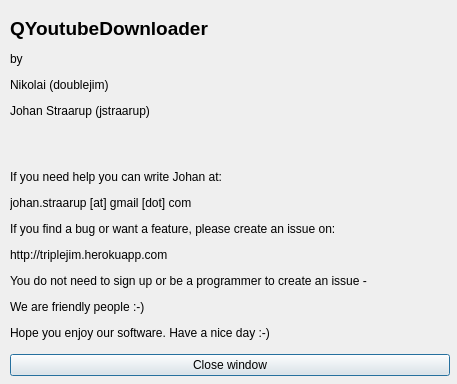
This is aboutwindow.ui in doublejim/QYoutubeDownloader as Qt 5 draws it before an edit. The edited form follows.
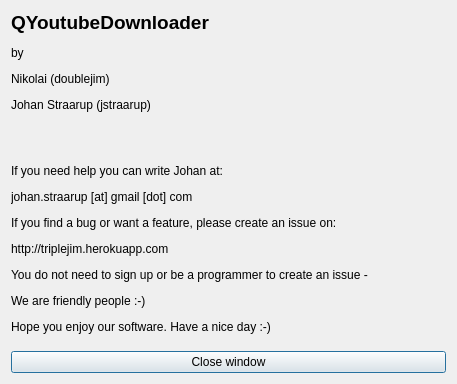
This is the edited form.

Commit message: Settings window layout now looks good when resizing. Saves and restores its size as well. Also fixed the other windows.

```diff
--- a/aboutwindow.ui
+++ b/aboutwindow.ui
@@ -19,15 +19,6 @@
   <property name="windowTitle">
    <string>About</string>
   </property>
-  <widget class="QWidget" name="verticalLayoutWidget">
-   <property name="geometry">
-    <rect>
-     <x>10</x>
-     <y>10</y>
-     <width>440</width>
-     <height>366</height>
-    </rect>
-   </property>
    <layout class="QVBoxLayout" name="verticalLayout">
     <item>
      <widget class="QLabel" name="label">
@@ -39,6 +30,19 @@
       </property>
      </widget>
     </item>
+   <item>
+    <spacer name="verticalSpacer">
+     <property name="orientation">
+      <enum>Qt::Vertical</enum>
+     </property>
+     <property name="sizeHint" stdset="0">
+      <size>
+       <width>20</width>
+       <height>17</height>
+      </size>
+     </property>
+    </spacer>
+   </item>
     <item>
      <widget class="QPushButton" name="pushClose">
       <property name="text">
@@ -47,7 +51,6 @@
      </widget>
     </item>
    </layout>
-  </widget>
  </widget>
  <resources/>
  <connections>
```
Lines whose indentation alone changed are shown as unchanged. The commit also changes 3 other files.
